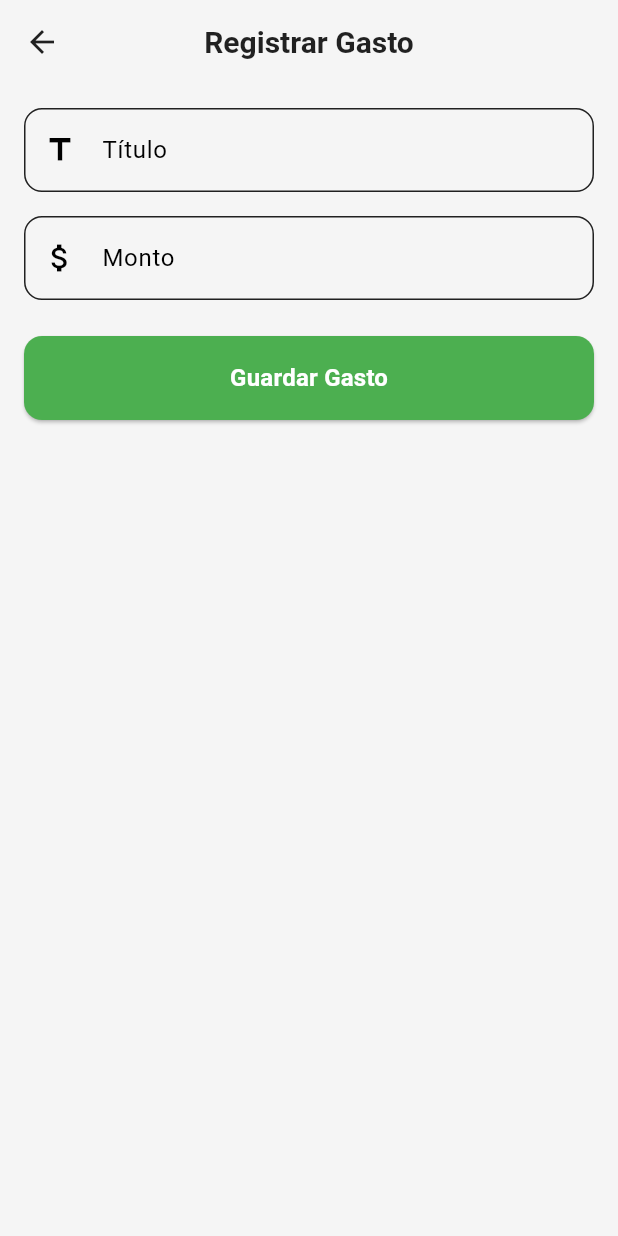
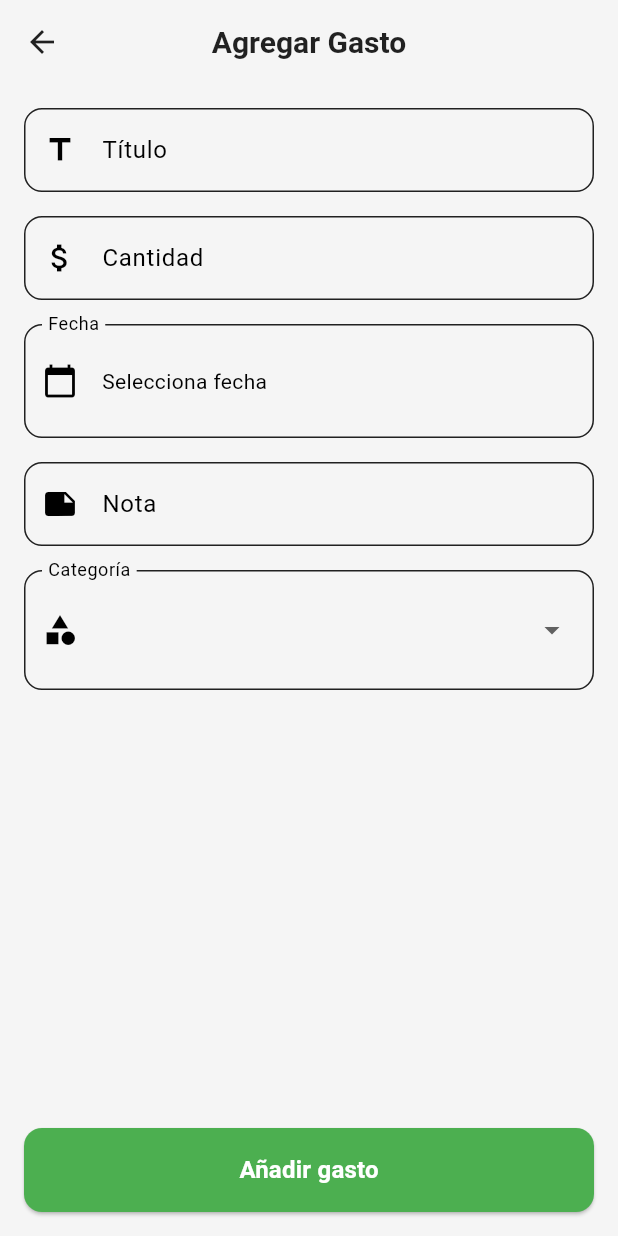
Before and after one commit to sim3075/MoneyMingle, a Flutter app: the TransactionForm screen opened directly with empty values, on a phone screen of 412 x 824 dp. Run offline on Flutter 3.47's test engine with Material 3 defaults, Android fonts, the phone set to English and light mode, and no system bars; our stand-ins replace firebase_core; accounts and stored records are empty.

Commit message:
Add more fields to expense-income form, change language to spanish only

```diff
--- a/money_mingle/lib/ui/pages/home/widgets/monthly_summary.dart
+++ b/money_mingle/lib/ui/pages/home/widgets/monthly_summary.dart
@@ -13,7 +13,7 @@ class MonthlySummary extends StatelessWidget {
         color: AppTheme.secondaryColor.withOpacity(0.2),
         borderRadius: BorderRadius.circular(12),
       ),
-      child: const Text("You have \$300 left for this month 💰"),
+      child: const Text("Tienes \$300 para gastar ese mes 💰"),
     );
   }
 }
--- a/money_mingle/lib/ui/pages/transaction/transaction_form.dart
+++ b/money_mingle/lib/ui/pages/transaction/transaction_form.dart
@@ -1,6 +1,9 @@
 import 'package:flutter/material.dart';
 import 'package:money_mingle/ui/widgets/shared/custom_textfield.dart';
 import 'package:money_mingle/ui/widgets/shared/custom_button.dart';
+import 'widgets/category_selector.dart';
+import 'widgets/note_field.dart';
+import 'widgets/date_field.dart';
 
 enum TransactionType { expense, income }
 
@@ -15,11 +18,34 @@ class TransactionForm extends StatefulWidget {
 class _TransactionFormState extends State<TransactionForm> {
   final TextEditingController _titleController = TextEditingController();
   final TextEditingController _amountController = TextEditingController();
+  final TextEditingController _noteController = TextEditingController();
+  String? _selectedCategory;
+  DateTime? _selectedDate;
+
+  final List<String> _expenseCategories = [
+    'Alimentación',
+    'Transporte',
+    'Vivienda',
+    'Servicios',
+    'Salud',
+    'Ocio',
+    'Compras',
+    'Imprevistos',
+  ];
+  final List<String> _incomeCategories = [
+    'Sueldo',
+    'Freelance',
+    'Inversiones',
+    'Regalos',
+    'Otros',
+  ];
+
 
   @override
   void dispose() {
     _titleController.dispose();
     _amountController.dispose();
+    _noteController.dispose();
     super.dispose();
   }
 
@@ -28,14 +54,14 @@ class _TransactionFormState extends State<TransactionForm> {
     final amountText = _amountController.text.trim();
     if (title.isEmpty) {
       ScaffoldMessenger.of(context).showSnackBar(
-        const SnackBar(content: Text('El título es requerido')),
+        const SnackBar(content: Text('El título es obligatorio')),
       );
       return;
     }
     final amount = double.tryParse(amountText);
     if (amount == null) {
       ScaffoldMessenger.of(context).showSnackBar(
-        const SnackBar(content: Text('Monto inválido')),
+        const SnackBar(content: Text('Cantidad incorrecto')),
       );
       return;
     }
@@ -45,10 +71,16 @@ class _TransactionFormState extends State<TransactionForm> {
 
   @override
   Widget build(BuildContext context) {
-    final isExpense = widget.type == TransactionType.expense;
+     final isExpense = widget.type == TransactionType.expense;
+
+    // 2) Escoger la lista adecuada
+    final categories = isExpense
+        ? _expenseCategories
+        : _incomeCategories;
+
     return Scaffold(
       appBar: AppBar(
-        title: Text(isExpense ? 'Registrar Gasto' : 'Registrar Ingreso'),
+        title: Text(isExpense ? 'Agregar Gasto' : 'Agregar Ingreso'),
       ),
       body: Padding(
         padding: const EdgeInsets.all(16),
@@ -62,12 +94,28 @@ class _TransactionFormState extends State<TransactionForm> {
             const SizedBox(height: 16),
             CustomTextField(
               controller: _amountController,
-              label: 'Monto',
+              label: 'Cantidad',
               icon: Icons.attach_money,
             ),
+            const SizedBox(height: 16),
+            // --- Fecha ---
+            DateField(
+              selectedDate: _selectedDate,
+              onDateChanged: (d) => setState(() => _selectedDate = d),
+            ),
+            const SizedBox(height: 16),
+            NoteField(controller: _noteController
+            ),
+            const SizedBox(height: 16),
+            CategorySelector(
+              selected: _selectedCategory,
+              categories: categories,
+              onChanged: (val) => setState(() => _selectedCategory = val),
+            ),
+            const Spacer(),
             const SizedBox(height: 24),
             CustomButton(
-              text: isExpense ? 'Guardar Gasto' : 'Guardar Ingreso',
+              text: isExpense ? 'Añadir gasto' : 'Añadir Ingreso',
               onPressed: _submit,
             ),
           ],
--- /dev/null
+++ b/money_mingle/lib/ui/pages/transaction/widgets/category_selector.dart
@@ -0,0 +1,35 @@
+import 'package:flutter/material.dart';
+
+class CategorySelector extends StatelessWidget {
+  final String? selected;
+  final List<String> categories;
+  final ValueChanged<String?> onChanged;
+
+  const CategorySelector({
+    Key? key,
+    required this.selected,
+    required this.categories,
+    required this.onChanged,
+  }) : super(key: key);
+
+  @override
+  Widget build(BuildContext context) {
+    return InputDecorator(
+      decoration: InputDecoration(
+        labelText: 'Categoría',
+        prefixIcon: Icon(Icons.category),
+        border: OutlineInputBorder(borderRadius: BorderRadius.circular(12)),
+      ),
+      child: DropdownButtonHideUnderline(
+        child: DropdownButton<String>(
+          isExpanded: true,
+          value: selected,
+          items: categories
+              .map((c) => DropdownMenuItem(value: c, child: Text(c)))
+              .toList(),
+          onChanged: onChanged,
+        ),
+      ),
+    );
+  }
+}
--- /dev/null
+++ b/money_mingle/lib/ui/pages/transaction/widgets/date_field.dart
@@ -0,0 +1,44 @@
+import 'package:flutter/material.dart';
+import 'package:intl/intl.dart';
+
+class DateField extends StatelessWidget {
+  final DateTime? selectedDate;
+  final ValueChanged<DateTime> onDateChanged;
+
+  const DateField({
+    Key? key,
+    required this.selectedDate,
+    required this.onDateChanged,
+  }) : super(key: key);
+
+  @override
+  Widget build(BuildContext context) {
+    final displayText = selectedDate != null
+        ? DateFormat('dd/MM/yyyy').format(selectedDate!)
+        : 'Selecciona fecha';
+    return InputDecorator(
+      decoration: InputDecoration(
+        labelText: 'Fecha',
+        prefixIcon: Icon(Icons.calendar_today),
+        border: OutlineInputBorder(
+          borderRadius: BorderRadius.circular(12),
+        ),
+      ),
+      child: InkWell(
+        onTap: () async {
+          final date = await showDatePicker(
+            context: context,
+            initialDate: selectedDate ?? DateTime.now(),
+            firstDate: DateTime(2000),
+            lastDate: DateTime(2100),
+          );
+          if (date != null) onDateChanged(date);
+        },
+        child: Padding(
+          padding: const EdgeInsets.symmetric(vertical: 12),
+          child: Text(displayText),
+        ),
+      ),
+    );
+  }
+}
--- /dev/null
+++ b/money_mingle/lib/ui/pages/transaction/widgets/note_field.dart
@@ -0,0 +1,16 @@
+import 'package:flutter/material.dart';
+import 'package:money_mingle/ui/widgets/shared/custom_textfield.dart';
+
+class NoteField extends StatelessWidget {
+  final TextEditingController controller;
+  const NoteField({ Key? key, required this.controller }) : super(key: key);
+
+  @override
+  Widget build(BuildContext context) {
+    return CustomTextField(
+      controller: controller,
+      label: 'Nota',
+      icon: Icons.note,
+    );
+  }
+}
--- a/money_mingle/lib/ui/widgets/shared/app_drawer.dart
+++ b/money_mingle/lib/ui/widgets/shared/app_drawer.dart
@@ -31,7 +31,7 @@ class AppDrawer extends StatelessWidget {
           ),
           ListTile(
             leading: const Icon(Icons.list),
-            title: const Text('Transactions'),
+            title: const Text('Transacciones'),
             onTap: () {
               Navigator.pop(context); // Cierra el Drawer
               // Navegar a la pantalla de Transacciones
@@ -39,7 +39,7 @@ class AppDrawer extends StatelessWidget {
           ),
           ListTile(
             leading: const Icon(Icons.person),
-            title: const Text('Profile'),
+            title: const Text('Perfil'),
             onTap: () {
               Navigator.pop(context); // Cierra el Drawer
               // Navegar a la pantalla de Perfil
@@ -47,7 +47,7 @@ class AppDrawer extends StatelessWidget {
           ),
           ListTile(
             leading: const Icon(Icons.settings),
-            title: const Text('Settings'),
+            title: const Text('Ajustes'),
             onTap: () {
               Navigator.pop(context); // Cierra el Drawer
               // Navegar a la pantalla de Configuración
--- a/money_mingle/pubspec.yaml
+++ b/money_mingle/pubspec.yaml
@@ -35,6 +35,7 @@ dependencies:
   google_sign_in: ^6.0.0
   flutter_riverpod: ^2.6.1
   riverpod_annotation: ^2.6.1
+  intl: ^0.18.0
 
   # The following adds the Cupertino Icons font to your application.
   # Use with the CupertinoIcons class for iOS style icons.
```
Also changed, not shown: money_mingle/lib/ui/pages/home/home_screen.dart (+5 -5 lines), money_mingle/lib/ui/pages/home/widgets/recent_transactions.dart (+5 -5 lines), money_mingle/pubspec.lock.
